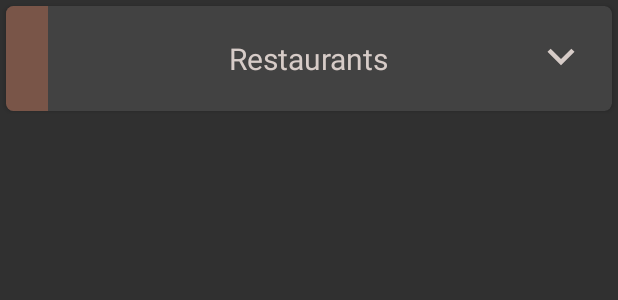
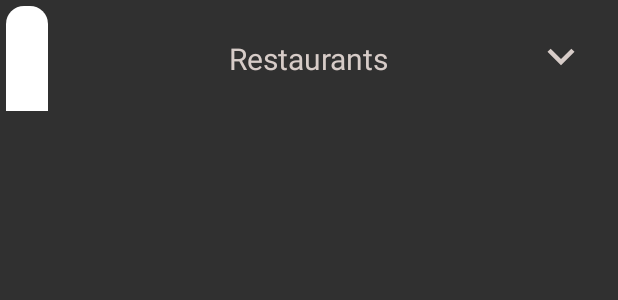
Before and after one commit to ChasakisD/DistributedSystems, an Android app: the layout results_list_item.xml on its own in the app's theme, with its tools: preview values and no code run, on a phone screen of 412 x 824 dp. Shown: the top 300 px of the screen. Run offline under Robolectric (Android 15) with nearby library versions, the phone set to English and light mode, and no system bars.

Commit message:
Optimized recycler view, fixed min sdk

```diff
--- a/Native Android Client/app/build.gradle
+++ b/Native Android Client/app/build.gradle
@@ -4,7 +4,7 @@ android {
     compileSdkVersion 27
     defaultConfig {
         applicationId "com.distributedsystems.recommendationsystemclient"
-        minSdkVersion 16
+        minSdkVersion 17
         targetSdkVersion 27
         versionCode 1
         versionName "1.0"
@@ -65,6 +65,9 @@ dependencies {
     /** Material Spinner, because we love nice UI/UX */
     implementation 'com.jaredrummler:material-spinner:1.2.5'
 
+    /** Expandable RecyclerView, because we love nice UI/UX */
+    implementation 'com.thoughtbot:expandablerecyclerview:1.4'
+
     /**
      * Who cares about unit testing...
      * Just Kidding, we created 0 unit tests! :)
--- /dev/null
+++ b/Native Android Client/app/src/main/res/drawable/down_rounded_background.xml
@@ -0,0 +1,6 @@
+<?xml version="1.0" encoding="utf-8"?>
+<shape xmlns:android="http://schemas.android.com/apk/res/android">
+    <solid android:color="#FFFFFF"/>
+    <corners android:bottomLeftRadius="@dimen/border_box_radius" android:bottomRightRadius="@dimen/border_box_radius"/>
+    <padding android:left="0dp" android:top="0dp" android:right="0dp" android:bottom="0dp" />
+</shape>
--- /dev/null
+++ b/Native Android Client/app/src/main/res/drawable/full_rounded_background.xml
@@ -0,0 +1,6 @@
+<?xml version="1.0" encoding="utf-8"?>
+<shape xmlns:android="http://schemas.android.com/apk/res/android">
+    <solid android:color="#FFFFFF"/>
+    <corners android:radius="@dimen/border_box_radius"/>
+    <padding android:left="0dp" android:top="0dp" android:right="0dp" android:bottom="0dp" />
+</shape>
--- /dev/null
+++ b/Native Android Client/app/src/main/res/drawable/upper_rounded_background.xml
@@ -0,0 +1,6 @@
+<?xml version="1.0" encoding="utf-8"?>
+<shape xmlns:android="http://schemas.android.com/apk/res/android">
+    <solid android:color="#FFFFFF"/>
+    <corners android:topLeftRadius="@dimen/border_box_radius" android:topRightRadius="@dimen/border_box_radius"/>
+    <padding android:left="0dp" android:top="0dp" android:right="0dp" android:bottom="0dp" />
+</shape>
--- a/Native Android Client/app/src/main/res/layout/results_list_item.xml
+++ b/Native Android Client/app/src/main/res/layout/results_list_item.xml
@@ -1,75 +1,44 @@
 <?xml version="1.0" encoding="utf-8"?>
 <FrameLayout xmlns:android="http://schemas.android.com/apk/res/android"
+    xmlns:tools="http://schemas.android.com/tools"
     android:layout_width="match_parent"
     android:layout_height="wrap_content"
-    xmlns:tools="http://schemas.android.com/tools"
-    xmlns:app="http://schemas.android.com/apk/res-auto"
     android:minHeight="@dimen/category_header_height">
 
-    <android.support.v7.widget.CardView
+    <RelativeLayout
+        android:id="@+id/category_header_layout"
         android:layout_width="match_parent"
         android:layout_height="wrap_content"
-        android:minHeight="@dimen/category_header_height"
-        android:layout_margin="@dimen/tiny_padding"
-        app:cardCornerRadius="@dimen/cv_radius"
-        android:background="?selectableItemBackground">
-
-        <LinearLayout
-            android:layout_width="match_parent"
-            android:layout_height="wrap_content"
-            android:orientation="vertical">
-            <RelativeLayout
-                android:layout_width="match_parent"
-                android:layout_height="wrap_content"
-                android:id="@+id/category_header_layout">
+        android:layout_marginStart="@dimen/tiny_padding"
+        android:layout_marginEnd="@dimen/tiny_padding"
+        android:layout_marginTop="@dimen/tiny_padding"
+        android:minHeight="@dimen/category_header_height">
 
         <View
             android:id="@+id/box_color_category"
             android:layout_width="@dimen/border_box_width"
             android:layout_height="@dimen/category_header_height"
-                    android:background="@color/primary"/>
+            android:background="@drawable/upper_rounded_background" />
 
         <TextView
             android:id="@+id/poi_category_tv"
             android:layout_width="wrap_content"
             android:layout_height="wrap_content"
             android:layout_centerInParent="true"
-                    tools:text="Restaurants"
+            android:textColor="@color/primary_light"
             android:textSize="@dimen/title_font_size"
-                    android:textColor="@color/primary_light"/>
+            tools:text="Restaurants" />
 
         <ImageView
             android:id="@+id/is_expanded_iv"
             android:layout_width="wrap_content"
             android:layout_height="wrap_content"
-                    android:src="@drawable/ic_keyboard_arrow_down"
-                    android:tint="@color/primary_light"
             android:layout_alignParentEnd="true"
             android:layout_centerVertical="true"
-                    android:layout_marginEnd="@dimen/medium_padding" />
+            android:layout_marginEnd="@dimen/medium_padding"
+            android:src="@drawable/ic_keyboard_arrow_down"
+            android:tint="@color/primary_light" />
     </RelativeLayout>
 
-            <LinearLayout
-                android:id="@+id/expanded_category"
-                android:layout_width="match_parent"
-                android:layout_height="wrap_content"
-                android:visibility="gone"
-                android:orientation="vertical">
-                <View
-                    android:layout_width="match_parent"
-                    android:layout_height="1dp"
-                    android:background="@color/divider" />
-
-                <android.support.v7.widget.RecyclerView
-                    android:id="@+id/pois_of_category_list"
-                    android:layout_width="match_parent"
-                    android:layout_height="wrap_content"
-                    />
-
-            </LinearLayout>
-
-        </LinearLayout>
-
-    </android.support.v7.widget.CardView>
 
 </FrameLayout>
--- a/Native Android Client/app/src/main/res/values/dimens.xml
+++ b/Native Android Client/app/src/main/res/values/dimens.xml
@@ -9,6 +9,8 @@
     <dimen name="category_header_height">70dp</dimen>
     <dimen name="regular_icon_size">30dp</dimen>
     <dimen name="border_box_width">28dp</dimen>
+    <dimen name="border_box_width_with_margin">32dp</dimen>
+    <dimen name="border_box_radius">12dp</dimen>
     <dimen name="border_box">116dp</dimen>
 
     <dimen name="tiny_padding">4dp</dimen>
```
Also changed, not shown: Native Android Client/app/src/main/java/com/distributedsystems/recommendationsystemclient/Activities/BaseActivity.java (+11 -5 lines), Native Android Client/app/src/main/java/com/distributedsystems/recommendationsystemclient/Adapters/PoiCategoryGroupAdapter.java (added, +195 -0 lines), Native Android Client/app/src/main/java/com/distributedsystems/recommendationsystemclient/Adapters/ResultsGroupAdapter.java (deleted, +0 -123 lines), Native Android Client/app/src/main/java/com/distributedsystems/recommendationsystemclient/Adapters/ResultsPoisRvAdapter.java (deleted, +0 -106 lines), Native Android Client/app/src/main/java/com/distributedsystems/recommendationsystemclient/Fragments/PoisOnMapFragment.java (+3 -13 lines), Native Android Client/app/src/main/java/com/distributedsystems/recommendationsystemclient/Fragments/ResultsListFragment.java (+19 -23 lines), Native Android Client/app/src/main/java/com/distributedsystems/recommendationsystemclient/Models/Poi.java (+47 -11 lines), Native Android Client/app/src/main/java/com/distributedsystems/recommendationsystemclient/Models/PoiCategory.java (added, +22 -0 lines), Native Android Client/app/src/main/res/layout/results_list_group_item.xml (+7 -5 lines). Lines whose indentation alone changed are shown as unchanged.
